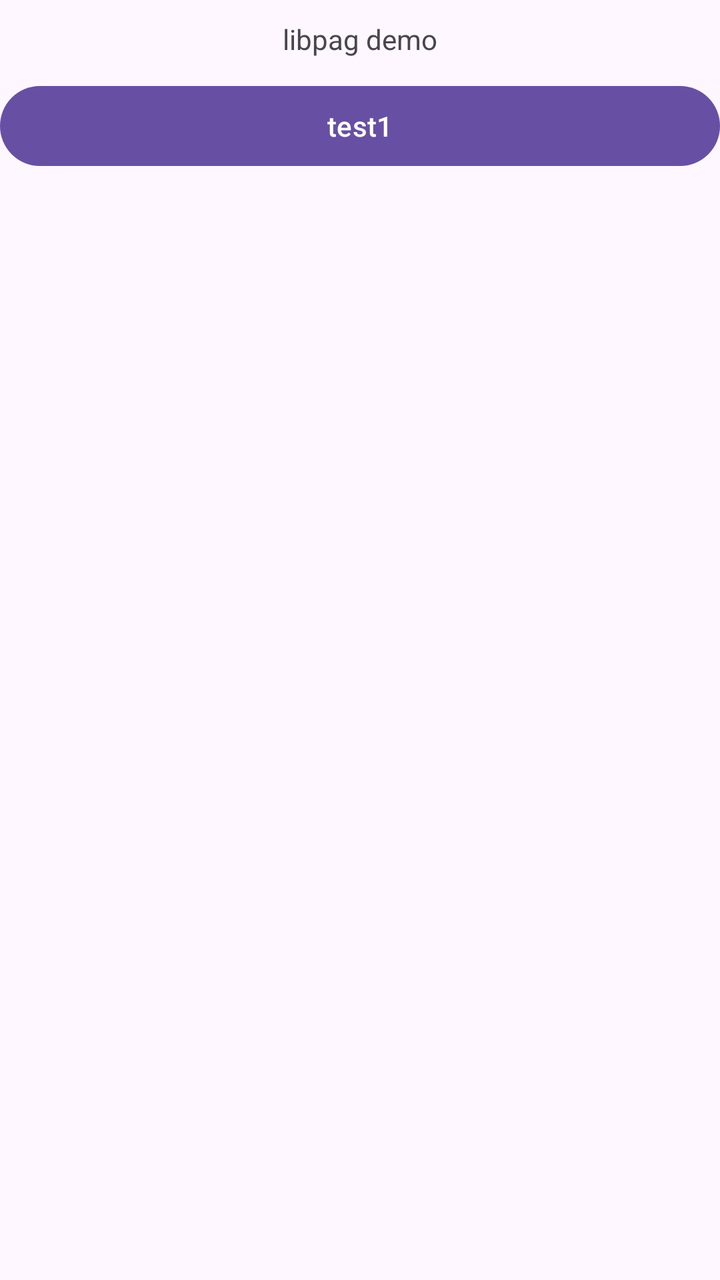
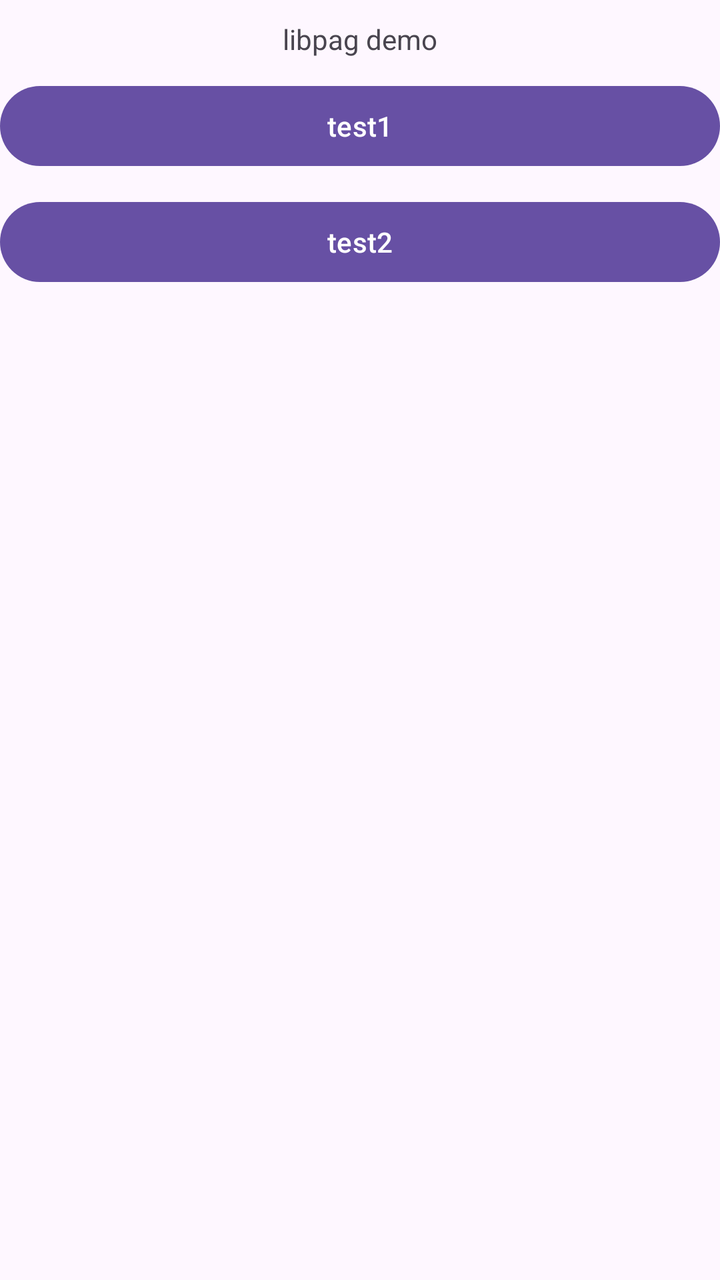

Before-and-after screenshots of an Android layout around one commit, followed by the original layout XML and the change that was made.
<!-- AndroidManifest.xml: activity theme Theme.LibpagDemo -->
<!-- res/layout/activity_main.xml -->
<?xml version="1.0" encoding="utf-8"?>
<LinearLayout xmlns:android="http://schemas.android.com/apk/res/android"
    xmlns:app="http://schemas.android.com/apk/res-auto"
    xmlns:tools="http://schemas.android.com/tools"
    android:id="@+id/main"
    android:layout_width="match_parent"
    android:layout_height="match_parent"
    android:fitsSystemWindows="true"
    android:orientation="vertical"
    tools:context=".MainActivity">

    <TextView
        android:layout_width="match_parent"
        android:layout_height="wrap_content"
        android:layout_marginTop="10dp"
        android:text="libpag demo"
        android:gravity="center"
        />

    <Button
        android:layout_width="match_parent"
        android:layout_height="wrap_content"
        android:layout_marginTop="10dp"
        android:textAllCaps="false"
        android:text="test1"
        android:gravity="center"
        android:onClick="onTest1"
        />

</LinearLayout>
<!-- resources referenced by this layout -->
<resources>
  <style name="Theme.LibpagDemo" parent="Base.Theme.LibpagDemo" />
  <style name="Base.Theme.LibpagDemo" parent="Theme.Material3.DayNight.NoActionBar">
          
          
      </style>
</resources>

<!-- the commit's change to res/layout/activity_main.xml (unified diff, before → after) -->
@@ -27,4 +27,14 @@
         android:onClick="onTest1"
         />
 
+    <Button
+        android:layout_width="match_parent"
+        android:layout_height="wrap_content"
+        android:layout_marginTop="10dp"
+        android:textAllCaps="false"
+        android:text="test2"
+        android:gravity="center"
+        android:onClick="onTest2"
+        />
+
 </LinearLayout>
